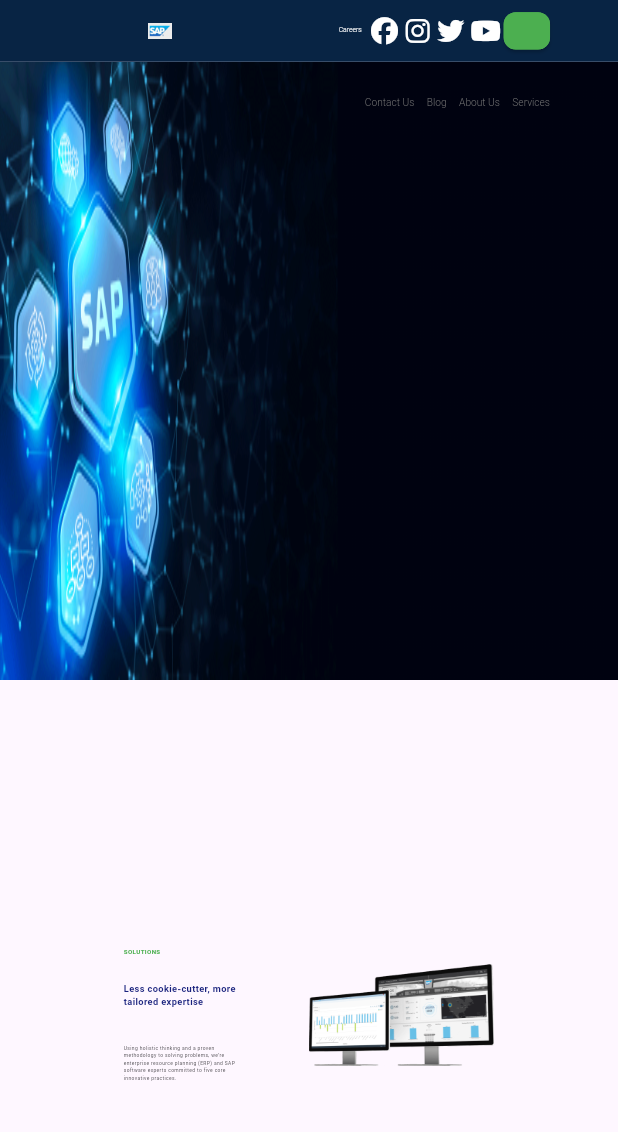
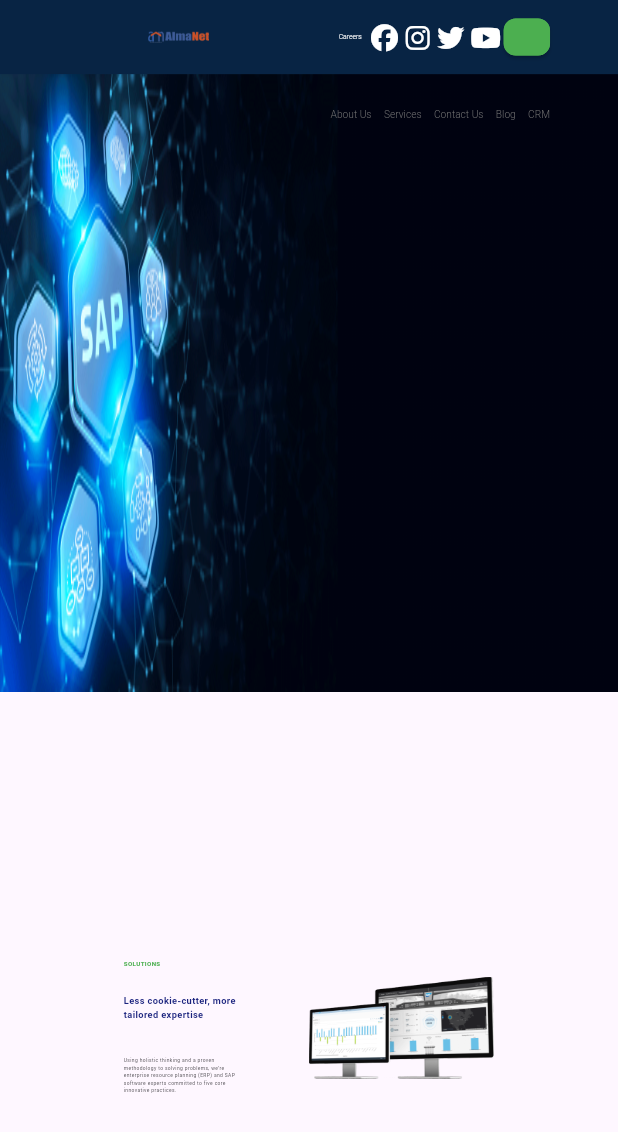
Before and after one commit to DivyanshVish/Almanet, a Flutter app: the screen it shows after launch, on a phone screen of 412 x 824 dp. Shown: the top 1132 px of the screen. Run offline on Flutter 3.47's test engine with Material 3 defaults, Android fonts, the light colour scheme and no system bars; our stand-ins replace firebase_core, font_awesome_flutter, get, sign_in_button; missing offline and left inert: hovering; accounts and stored records are empty.

Commit message:
blog done

```diff
--- a/lib/home.dart
+++ b/lib/home.dart
@@ -7,6 +7,7 @@
 import 'package:firebase_core/firebase_core.dart';
 import 'package:flutter/cupertino.dart';
 import 'package:flutter/material.dart';
+import 'package:flutter/widgets.dart';
 import 'package:font_awesome_flutter/font_awesome_flutter.dart';
 import 'package:get/get.dart';
 import 'package:hovering/hovering.dart';
@@ -25,17 +26,20 @@
 @override
   void initState() {
     super.initState();
-    print('ii ${innerBoxIsScrolled}');
 
     _scrollController.addListener(() {
       setState(() {
         innerBoxIsScrolled = _scrollController.position.pixels > Get.height*0.4 ? true : false;
-        print('ss ${innerBoxIsScrolled}');
       });
     });
   }
   @override
   Widget build(BuildContext context) {
+  final blog_title = 'Is “digital transformation” just a buzzword? Thoughts from a tech CEO on how we can give meaning back to the phrase';
+  final blog_desc = "One of the key benefits of technology like enterprise resource planning (ERP) is the automation of workflows and manual tasks. And yet, despite significant investments in ERP, many manufacturers still manually track information, which not only slows down operations but increases the chance of human error. In an economy where every opportunity to gain a competitive edge can make a material impact on a company’s success, most companies with extensive shop floor operations can’t afford delays or errors. Businesses that have the vision to increase speed and agility should consider automation tools that collect, aggregate, and analyze that data, and then communicate back to the shop floor with an appropriate response. ";
+final blog_image =AssetImage('assets/images/img_5.png');
+
+
     return LayoutBuilder(
       builder: (context,constraints)
       {
@@ -50,11 +54,12 @@
              padding:  EdgeInsets.only(left: ww*0.2),
              child: Image(
 
-               image: AssetImage('assets/images/sap.jpeg'),
-               width: ww * 0.04,
+               image: AssetImage('assets/images/logo.jpg'),
+               width: ww * 0.1,
+               height: hh*0.06,
              ),
            ),
-           toolbarHeight: hh*0.05,
+           toolbarHeight: hh*0.06,
            actions: [
              Hover_Button(text: 'Careers', defaultcolor: Colors.white, hovercolor: Colors.white, ontap: (){},fontsize: ww*0.011,width: ww,),
              Padding(
@@ -126,13 +131,17 @@
                SliverAppBar(
                  collapsedHeight: hh*0.08,
                  actions: [
-                   Hover_Button(text: 'Contact Us', defaultcolor: Colors.grey.shade600, hovercolor: Colors.blue, ontap: (){print(innerBoxIsScrolled);}, fontsize: fs, width: ww,),
+
+                   Hover_Button(text: 'About Us', defaultcolor: Colors.grey.shade600, hovercolor: Colors.blue, ontap: (){},fontsize: fs,width: ww,),
+                   Hover_Button(text: 'Services', defaultcolor: Colors.grey.shade600, hovercolor: Colors.blue, ontap: (){},fontsize: fs,width: ww,),
+                   Hover_Button(text: 'Contact Us', defaultcolor: Colors.grey.shade600, hovercolor: Colors.blue, ontap: (){}, fontsize: fs, width: ww,),
                    Hover_Button(text: 'Blog', defaultcolor: Colors.grey.shade600, hovercolor: Colors.blue, ontap: (){},fontsize: fs,width: ww,),
-                   Hover_Button(text: 'About Us', defaultcolor: Colors.grey.shade600, hovercolor: Colors.blue, ontap: (){},fontsize: fs,width: ww,),
                    Padding(
                      padding:  EdgeInsets.only(right: ww*0.1),
-                     child: Hover_Button(text: 'Services', defaultcolor: Colors.grey.shade600, hovercolor: Colors.blue, ontap: (){},fontsize: fs,width: ww,),
+                     child: Hover_Button(text: 'CRM', defaultcolor: Colors.grey.shade600, hovercolor: Colors.blue, ontap: (){},fontsize: fs,width: ww,),
                    ),
+
+
                    // Hover_Button(text: 'Login', defaultcolor: Colors.grey.shade600, hovercolor: Colors.blue, ontap: (){Get.to(() => login());},fontsize: fs,width: ww,),
                    // Hover_Button(text: 'Register', defaultcolor: Colors.grey.shade600, hovercolor: Colors.blue, ontap: (){Get.to(() => signup());},fontsize: fs,width: ww,),
 
@@ -141,14 +150,14 @@
                  ],
                  expandedHeight: hh * 0.5 ,
                  pinned: true,
-                 floating: true, // Make the app bar float
+                 // floating: true, // Make the app bar float
                  backgroundColor: Colors.white,
                  flexibleSpace: FlexibleSpaceBar(
                    title: this.innerBoxIsScrolled
                        ?  Padding(
              padding: const EdgeInsets.only(left: 15.0,  top: 5),
              child: Image(
-             image: AssetImage('assets/images/logo.jpg'),
+             image: AssetImage('assets/images/sap.jpeg'),
              width: ww * 0.3,
              ),
              ) : null,
@@ -225,6 +234,7 @@
                               ],
                               duration: Duration(milliseconds: 500),
                             ),
+
                           ],
                         ),
                       ),
@@ -233,6 +243,24 @@
                         height: hh*0.02,
                         color: Color(0xFF082444),
                       ),
+                  Padding(
+                    padding:  EdgeInsets.only(left: ww*0.15, right: ww*0.15, bottom: hh*0.1, top: hh*0.1),
+                    child: Column(
+                      mainAxisAlignment: MainAxisAlignment.start,
+                      crossAxisAlignment: CrossAxisAlignment.start,
+                      children: [
+                        Align(child: Text('Blog',style: TextStyle(color: Colors.blue, fontSize: ww*0.015),),
+                        alignment: Alignment.topLeft,),
+                      FadeInFromLeftToRight(widgets: [
+                        AnimatedWidgetColumn(title: blog_title, image: blog_image, desc: blog_desc, ontap: (){}),
+                        AnimatedWidgetColumn(title: blog_title, image: blog_image, desc: blog_desc, ontap: (){}),
+                        AnimatedWidgetColumn(title: blog_title, image: blog_image, desc: blog_desc, ontap: (){}),
+                      ], duration: Duration(seconds: 2)),
+
+                      ],
+                    ),
+                  ),
+
                       SizedBox(height: 700,)
                     ],
                   ),
--- a/pubspec.yaml
+++ b/pubspec.yaml
@@ -67,6 +67,7 @@
     - assets/images/img_4.png
     - assets/images/ii.png
     - assets/images/sap.jpeg
+    - assets/images/img_5.png
   # The following line ensures that the Material Icons font is
   # included with your application, so that you can use the icons in
   # the material Icons class.
```
Also changed, not shown: lib/try.dart (+178 -185 lines), assets/images/img_5.png (added), 1 other file.
